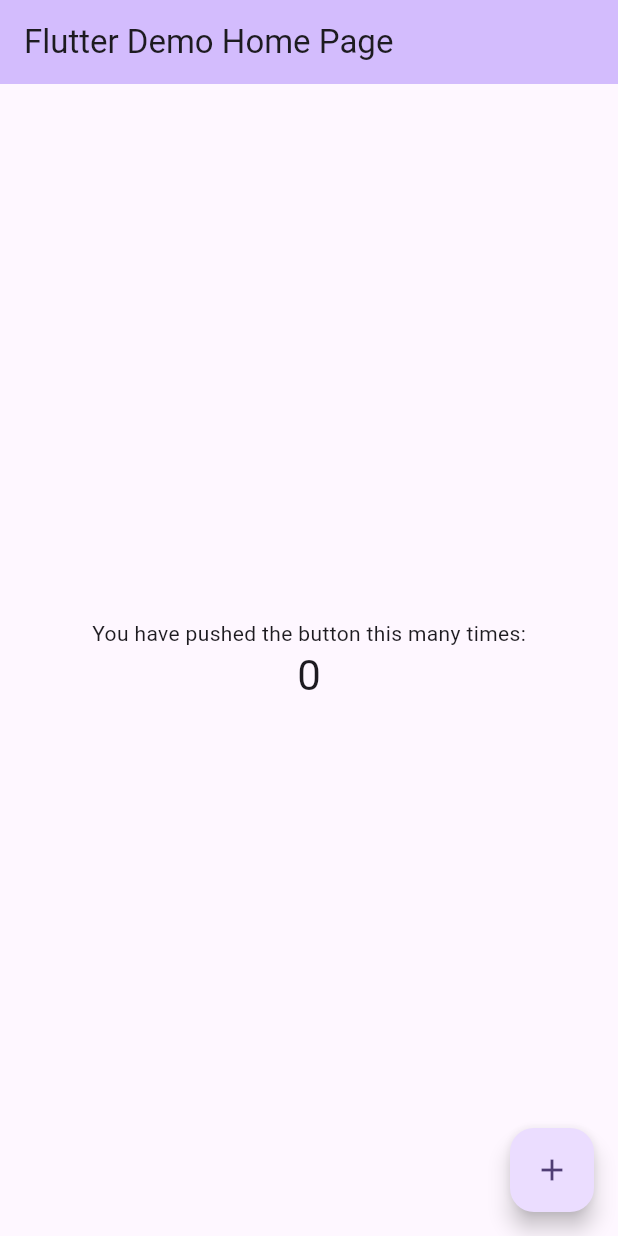
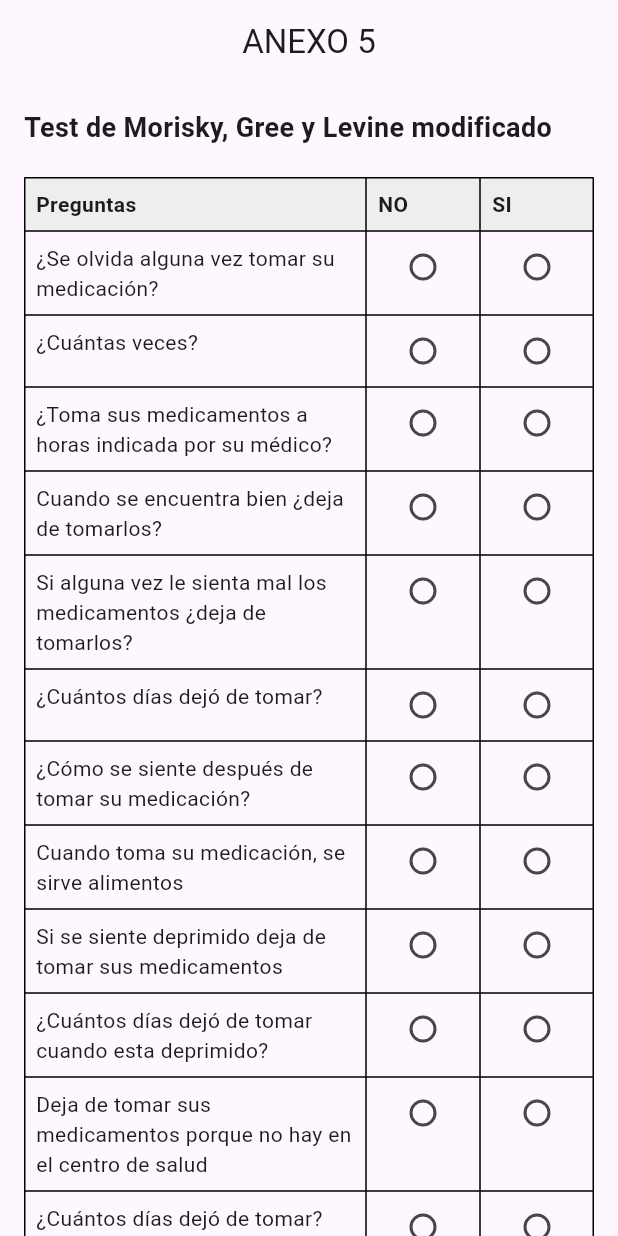
Before and after one commit to DarioGB1/historial, a Flutter app: the screen it shows after launch, on a phone screen of 412 x 824 dp. Run offline on Flutter 3.47's test engine with Material 3 defaults, Android fonts, the phone set to English and light mode, and no system bars.

Commit message:
Anexo 5 created

```diff
--- a/lib/main.dart
+++ b/lib/main.dart
@@ -1,4 +1,5 @@
 import 'package:flutter/material.dart';
+import 'medication_form.dart';
 
 void main() {
   runApp(const MyApp());
@@ -7,119 +8,16 @@
 class MyApp extends StatelessWidget {
   const MyApp({super.key});
 
-  // This widget is the root of your application.
   @override
   Widget build(BuildContext context) {
     return MaterialApp(
-      title: 'Flutter Demo',
+      debugShowCheckedModeBanner: false,
+      title: 'Formulario Médico',
       theme: ThemeData(
-        // This is the theme of your application.
-        //
-        // TRY THIS: Try running your application with "flutter run". You'll see
-        // the application has a purple toolbar. Then, without quitting the app,
-        // try changing the seedColor in the colorScheme below to Colors.green
-        // and then invoke "hot reload" (save your changes or press the "hot
-        // reload" button in a Flutter-supported IDE, or press "r" if you used
-        // the command line to start the app).
-        //
-        // Notice that the counter didn't reset back to zero; the application
-        // state is not lost during the reload. To reset the state, use hot
-        // restart instead.
-        //
-        // This works for code too, not just values: Most code changes can be
-        // tested with just a hot reload.
-        colorScheme: ColorScheme.fromSeed(seedColor: Colors.deepPurple),
-        useMaterial3: true,
+        primarySwatch: Colors.blue,
+        visualDensity: VisualDensity.adaptivePlatformDensity,
       ),
-      home: const MyHomePage(title: 'Flutter Demo Home Page'),
+      home: const MedicationForm(),
     );
   }
 }
-
-class MyHomePage extends StatefulWidget {
-  const MyHomePage({super.key, required this.title});
-
-  // This widget is the home page of your application. It is stateful, meaning
-  // that it has a State object (defined below) that contains fields that affect
-  // how it looks.
-
-  // This class is the configuration for the state. It holds the values (in this
-  // case the title) provided by the parent (in this case the App widget) and
-  // used by the build method of the State. Fields in a Widget subclass are
-  // always marked "final".
-
-  final String title;
-
-  @override
-  State<MyHomePage> createState() => _MyHomePageState();
-}
-
-class _MyHomePageState extends State<MyHomePage> {
-  int _counter = 0;
-
-  void _incrementCounter() {
-    setState(() {
-      // This call to setState tells the Flutter framework that something has
-      // changed in this State, which causes it to rerun the build method below
-      // so that the display can reflect the updated values. If we changed
-      // _counter without calling setState(), then the build method would not be
-      // called again, and so nothing would appear to happen.
-      _counter++;
-    });
-  }
-
-  @override
-  Widget build(BuildContext context) {
-    // This method is rerun every time setState is called, for instance as done
-    // by the _incrementCounter method above.
-    //
-    // The Flutter framework has been optimized to make rerunning build methods
-    // fast, so that you can just rebuild anything that needs updating rather
-    // than having to individually change instances of widgets.
-    return Scaffold(
-      appBar: AppBar(
-        // TRY THIS: Try changing the color here to a specific color (to
-        // Colors.amber, perhaps?) and trigger a hot reload to see the AppBar
-        // change color while the other colors stay the same.
-        backgroundColor: Theme.of(context).colorScheme.inversePrimary,
-        // Here we take the value from the MyHomePage object that was created by
-        // the App.build method, and use it to set our appbar title.
-        title: Text(widget.title),
-      ),
-      body: Center(
-        // Center is a layout widget. It takes a single child and positions it
-        // in the middle of the parent.
-        child: Column(
-          // Column is also a layout widget. It takes a list of children and
-          // arranges them vertically. By default, it sizes itself to fit its
-          // children horizontally, and tries to be as tall as its parent.
-          //
-          // Column has various properties to control how it sizes itself and
-          // how it positions its children. Here we use mainAxisAlignment to
-          // center the children vertically; the main axis here is the vertical
-          // axis because Columns are vertical (the cross axis would be
-          // horizontal).
-          //
-          // TRY THIS: Invoke "debug painting" (choose the "Toggle Debug Paint"
-          // action in the IDE, or press "p" in the console), to see the
-          // wireframe for each widget.
-          mainAxisAlignment: MainAxisAlignment.center,
-          children: <Widget>[
-            const Text(
-              'You have pushed the button this many times:',
-            ),
-            Text(
-              '$_counter',
-              style: Theme.of(context).textTheme.headlineMedium,
-            ),
-          ],
-        ),
-      ),
-      floatingActionButton: FloatingActionButton(
-        onPressed: _incrementCounter,
-        tooltip: 'Increment',
-        child: const Icon(Icons.add),
-      ), // This trailing comma makes auto-formatting nicer for build methods.
-    );
-  }
-}
--- /dev/null
+++ b/lib/medication_form.dart
@@ -0,0 +1,138 @@
+import 'package:flutter/material.dart';
+
+class MedicationForm extends StatefulWidget {
+  const MedicationForm({super.key});
+
+  @override
+  State<MedicationForm> createState() => _MedicationFormState();
+}
+
+class _MedicationFormState extends State<MedicationForm> {
+  // Map to store responses (null = unanswered, true = SI, false = NO)
+  final Map<int, bool?> responses = {};
+
+  // List of all questions
+  final List<String> questions = [
+    "¿Se olvida alguna vez tomar su medicación?",
+    "¿Cuántas veces?",
+    "¿Toma sus medicamentos a horas indicada por su médico?",
+    "Cuando se encuentra bien ¿deja de tomarlos?",
+    "Si alguna vez le sienta mal los medicamentos ¿deja de tomarlos?",
+    "¿Cuántos días dejó de tomar?",
+    "¿Cómo se siente después de tomar su medicación?",
+    "Cuando toma su medicación, se sirve alimentos",
+    "Si se siente deprimido deja de tomar sus medicamentos",
+    "¿Cuántos días dejó de tomar cuando esta deprimido?",
+    "Deja de tomar sus medicamentos porque no hay en el centro de salud",
+    "¿Cuántos días dejó de tomar?",
+    "Deja de tomar sus medicamentos porque son muchos",
+    "¿Cuántos días dejó de tomar?",
+    "Deja de tomar la medicación porque no puede llegar al centro de salud",
+    "¿Cuántos días dejó de tomar?",
+    "¿Su familia le colabora con su enfermedad?",
+    "¿Su entorno sabe de su enfermedad?",
+    "¿Le preocupa que sepan de su enfermedad?",
+    "¿Prefiere no comunicar de su enfermedad?",
+    "¿Presenta alguna otra enfermedad?",
+    "¿Cuál o cuáles?",
+    "¿Recibe tratamiento para la otra/s enfermedad/es",
+    "¿Cuál es su tratamiento?",
+    "¿Toma sus medicamentos a horas indicada por su médico?",
+    "¿Siente alguna molestia cuando toma esa medicación?",
+    "¿Qué molestias presenta?",
+  ];
+
+  @override
+  Widget build(BuildContext context) {
+    return Scaffold(
+      appBar: AppBar(
+        title: const Text('ANEXO 5'),
+        centerTitle: true,
+      ),
+      body: SingleChildScrollView(
+        child: Padding(
+          padding: const EdgeInsets.all(16.0),
+          child: Column(
+            crossAxisAlignment: CrossAxisAlignment.start,
+            children: [
+              const Text(
+                'Test de Morisky, Gree y Levine modificado',
+                style: TextStyle(
+                  fontSize: 18,
+                  fontWeight: FontWeight.bold,
+                ),
+              ),
+              const SizedBox(height: 20),
+              Table(
+                border: TableBorder.all(),
+                columnWidths: const {
+                  0: FlexColumnWidth(3),
+                  1: FlexColumnWidth(1),
+                  2: FlexColumnWidth(1),
+                },
+                children: [
+                  TableRow(
+                    decoration: BoxDecoration(
+                      color: Colors.grey[200],
+                    ),
+                    children: const [
+                      Padding(
+                        padding: EdgeInsets.all(8.0),
+                        child: Text('Preguntas', style: TextStyle(fontWeight: FontWeight.bold)),
+                      ),
+                      Padding(
+                        padding: EdgeInsets.all(8.0),
+                        child: Text('NO', style: TextStyle(fontWeight: FontWeight.bold)),
+                      ),
+                      Padding(
+                        padding: EdgeInsets.all(8.0),
+                        child: Text('SI', style: TextStyle(fontWeight: FontWeight.bold)),
+                      ),
+                    ],
+                  ),
+                  ...List.generate(
+                    questions.length,
+                    (index) => TableRow(
+                      children: [
+                        Padding(
+                          padding: const EdgeInsets.all(8.0),
+                          child: Text(questions[index]),
+                        ),
+                        Radio<bool>(
+                          value: false,
+                          groupValue: responses[index],
+                          onChanged: (value) {
+                            setState(() {
+                              responses[index] = value;
+                            });
+                          },
+                        ),
+                        Radio<bool>(
+                          value: true,
+                          groupValue: responses[index],
+                          onChanged: (value) {
+                            setState(() {
+                              responses[index] = value;
+                            });
+                          },
+                        ),
+                      ],
+                    ),
+                  ),
+                ],
+              ),
+              const SizedBox(height: 20),
+              ElevatedButton(
+                onPressed: () {
+                  // Aquí puedes implementar la lógica para guardar las respuestas
+                  print(responses);
+                },
+                child: const Text('Guardar Respuestas'),
+              ),
+            ],
+          ),
+        ),
+      ),
+    );
+  }
+}
```
